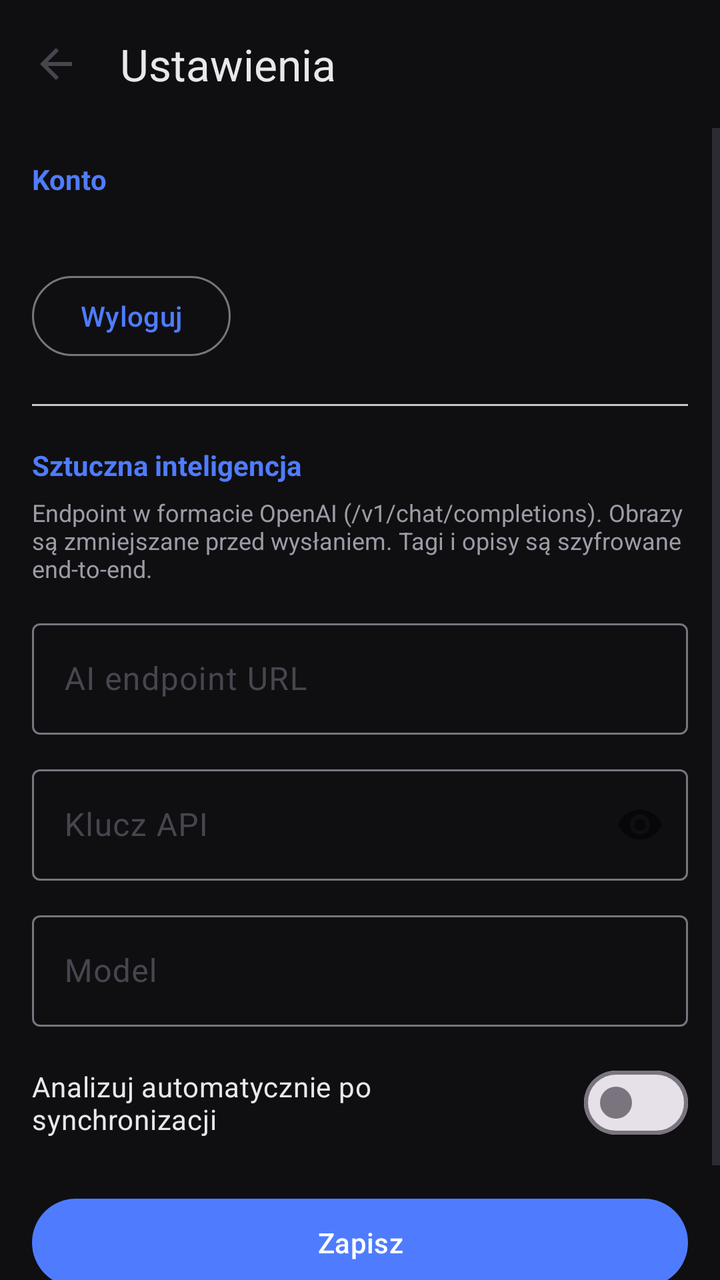
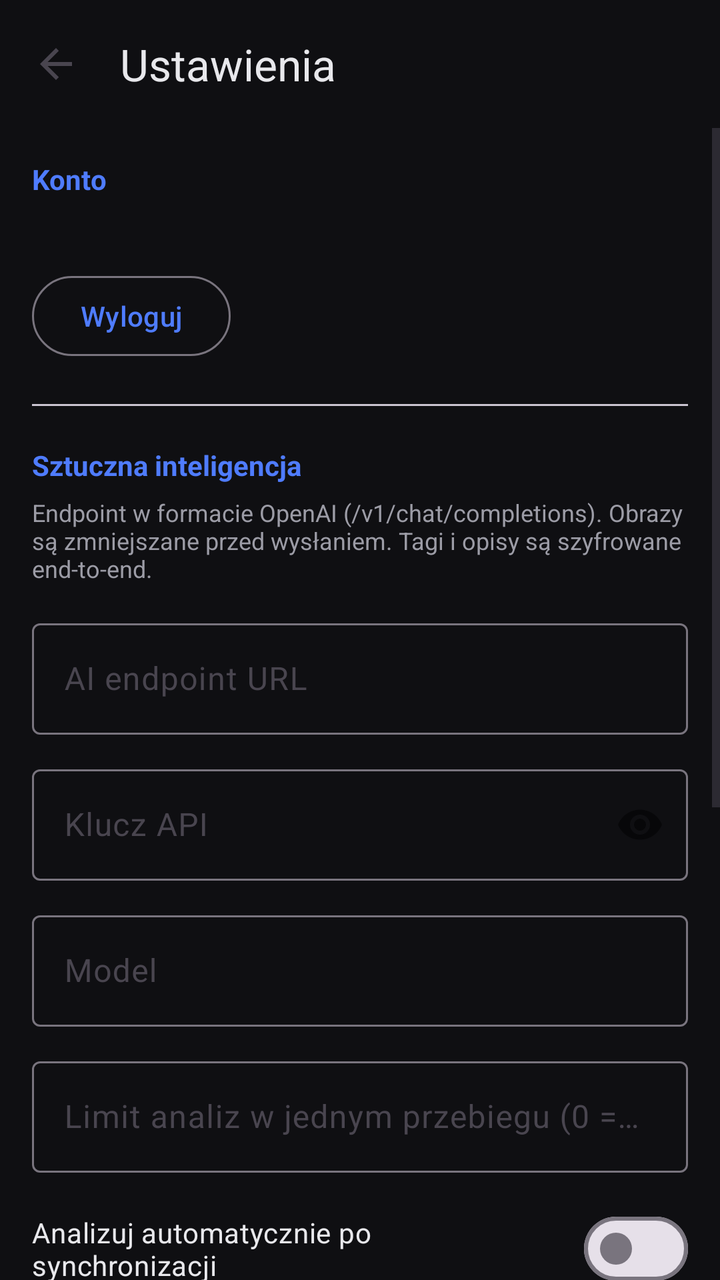

An Android layout rendered at two revisions. The XML below is the earlier revision; the diff shows what the commit changed to produce the second picture.
<!-- AndroidManifest.xml: application theme Theme.Gallery -->
<!-- res/layout/activity_settings.xml -->
<?xml version="1.0" encoding="utf-8"?>
<LinearLayout xmlns:android="http://schemas.android.com/apk/res/android"
    xmlns:app="http://schemas.android.com/apk/res-auto"
    android:id="@+id/settingsRoot"
    android:layout_width="match_parent"
    android:layout_height="match_parent"
    android:orientation="vertical">

    <com.google.android.material.appbar.MaterialToolbar
        android:id="@+id/toolbar"
        android:layout_width="match_parent"
        android:layout_height="?attr/actionBarSize"
        app:navigationIcon="?attr/homeAsUpIndicator"
        app:title="@string/settings_title"
        app:titleTextColor="@color/text"/>

    <ScrollView
        android:layout_width="match_parent"
        android:layout_height="match_parent">

        <LinearLayout
            android:layout_width="match_parent"
            android:layout_height="wrap_content"
            android:orientation="vertical"
            android:padding="16dp">

            
            <TextView
                android:layout_width="wrap_content"
                android:layout_height="wrap_content"
                android:text="@string/settings_account"
                android:textColor="@color/accent"
                android:textSize="14sp"
                android:textStyle="bold"/>

            <TextView
                android:id="@+id/accountInfo"
                android:layout_width="match_parent"
                android:layout_height="wrap_content"
                android:layout_marginTop="8dp"
                android:textColor="@color/text"
                android:textSize="14sp"/>

            <com.google.android.material.button.MaterialButton
                android:id="@+id/logoutButton"
                style="@style/Widget.Material3.Button.OutlinedButton"
                android:layout_width="wrap_content"
                android:layout_height="wrap_content"
                android:layout_marginTop="8dp"
                android:text="@string/settings_logout"/>

            <com.google.android.material.divider.MaterialDivider
                android:layout_width="match_parent"
                android:layout_height="wrap_content"
                android:layout_marginVertical="20dp"/>

            
            <TextView
                android:layout_width="wrap_content"
                android:layout_height="wrap_content"
                android:text="@string/settings_ai"
                android:textColor="@color/accent"
                android:textSize="14sp"
                android:textStyle="bold"/>

            <TextView
                android:layout_width="match_parent"
                android:layout_height="wrap_content"
                android:layout_marginTop="6dp"
                android:text="@string/settings_ai_hint"
                android:textColor="@color/text_dim"
                android:textSize="12sp"/>

            <com.google.android.material.textfield.TextInputLayout
                android:layout_width="match_parent"
                android:layout_height="wrap_content"
                android:layout_marginTop="14dp"
                android:hint="@string/settings_ai_url">
                <com.google.android.material.textfield.TextInputEditText
                    android:id="@+id/aiUrlInput"
                    android:layout_width="match_parent"
                    android:layout_height="wrap_content"
                    android:inputType="textUri"/>
            </com.google.android.material.textfield.TextInputLayout>

            <com.google.android.material.textfield.TextInputLayout
                android:layout_width="match_parent"
                android:layout_height="wrap_content"
                android:layout_marginTop="12dp"
                android:hint="@string/settings_ai_key"
                app:passwordToggleEnabled="true">
                <com.google.android.material.textfield.TextInputEditText
                    android:id="@+id/aiKeyInput"
                    android:layout_width="match_parent"
                    android:layout_height="wrap_content"
                    android:inputType="textPassword"/>
            </com.google.android.material.textfield.TextInputLayout>

            <com.google.android.material.textfield.TextInputLayout
                android:layout_width="match_parent"
                android:layout_height="wrap_content"
                android:layout_marginTop="12dp"
                android:hint="@string/settings_ai_model">
                <com.google.android.material.textfield.TextInputEditText
                    android:id="@+id/aiModelInput"
                    android:layout_width="match_parent"
                    android:layout_height="wrap_content"
                    android:inputType="text"/>
            </com.google.android.material.textfield.TextInputLayout>

            <com.google.android.material.materialswitch.MaterialSwitch
                android:id="@+id/aiAutoSwitch"
                android:layout_width="match_parent"
                android:layout_height="wrap_content"
                android:layout_marginTop="14dp"
                android:text="@string/settings_ai_auto"
                android:textColor="@color/text"/>

            <com.google.android.material.button.MaterialButton
                android:id="@+id/saveButton"
                android:layout_width="match_parent"
                android:layout_height="52dp"
                android:layout_marginTop="20dp"
                android:text="@string/settings_save"/>

            <TextView
                android:id="@+id/versionInfo"
                android:layout_width="match_parent"
                android:layout_height="wrap_content"
                android:layout_marginTop="24dp"
                android:gravity="center"
                android:textColor="@color/text_dim"
                android:textSize="12sp"/>
        </LinearLayout>
    </ScrollView>
</LinearLayout>
<!-- resources referenced by this layout -->
<resources>
  <color name="accent">#4F7CFF</color>
  <color name="text">#E8E8EC</color>
  <color name="text_dim">#9C9CA6</color>
  <string name="settings_account">Konto</string>
  <string name="settings_ai">Sztuczna inteligencja</string>
  <string name="settings_ai_auto">Analizuj automatycznie po synchronizacji</string>
  <string name="settings_ai_hint">Endpoint w formacie OpenAI (/v1/chat/completions). Obrazy są zmniejszane przed wysłaniem. Tagi i opisy są szyfrowane end-to-end.</string>
  <string name="settings_ai_key">Klucz API</string>
  <string name="settings_ai_model">Model</string>
  <string name="settings_ai_url">AI endpoint URL</string>
  <string name="settings_logout">Wyloguj</string>
  <string name="settings_save">Zapisz</string>
  <string name="settings_title">Ustawienia</string>
  <style name="Theme.Gallery" parent="Theme.Material3.DayNight.NoActionBar">
          <item name="colorPrimary">@color/accent</item>
          <item name="colorOnPrimary">@color/white</item>
          <item name="colorPrimaryContainer">@color/accent_dim</item>
          <item name="colorOnPrimaryContainer">@color/white</item>
          <item name="android:colorBackground">@color/bg</item>
          <item name="colorSurface">@color/surface</item>
          <item name="colorOnSurface">@color/text</item>
          <item name="colorSurfaceContainer">@color/surface_high</item>
          <item name="android:statusBarColor">@android:color/transparent</item>
          <item name="android:navigationBarColor">@android:color/transparent</item>
          <item name="android:windowLightStatusBar">false</item>
      </style>
  <color name="white">#FFFFFF</color>
  <color name="accent_dim">#2C3E73</color>
  <color name="bg">#0F0F12</color>
  <color name="surface">#18181C</color>
  <color name="surface_high">#222228</color>
</resources>

<!-- the commit's change to res/layout/activity_settings.xml (unified diff, before → after) -->
@@ -108,12 +108,69 @@
                     android:inputType="text"/>
             </com.google.android.material.textfield.TextInputLayout>
 
+
+            <com.google.android.material.textfield.TextInputLayout
+                android:layout_width="match_parent"
+                android:layout_height="wrap_content"
+                android:layout_marginTop="12dp"
+                android:hint="@string/settings_ai_limit">
+                <com.google.android.material.textfield.TextInputEditText
+                    android:id="@+id/aiLimitInput"
+                    android:layout_width="match_parent"
+                    android:layout_height="wrap_content"
+                    android:inputType="number"/>
+            </com.google.android.material.textfield.TextInputLayout>
+
             <com.google.android.material.materialswitch.MaterialSwitch
                 android:id="@+id/aiAutoSwitch"
                 android:layout_width="match_parent"
                 android:layout_height="wrap_content"
                 android:layout_marginTop="14dp"
                 android:text="@string/settings_ai_auto"
+                android:textColor="@color/text"/>
+
+
+            <com.google.android.material.divider.MaterialDivider
+                android:layout_width="match_parent"
+                android:layout_height="wrap_content"
+                android:layout_marginVertical="20dp"/>
+
+            <TextView
+                android:layout_width="wrap_content"
+                android:layout_height="wrap_content"
+                android:text="@string/settings_bg"
+                android:textColor="@color/accent"
+                android:textSize="14sp"
+                android:textStyle="bold"/>
+
+            <TextView
+                android:layout_width="match_parent"
+                android:layout_height="wrap_content"
+                android:layout_marginTop="6dp"
+                android:text="@string/settings_bg_hint"
+                android:textColor="@color/text_dim"
+                android:textSize="12sp"/>
+
+            <com.google.android.material.materialswitch.MaterialSwitch
+                android:id="@+id/bgSyncSwitch"
+                android:layout_width="match_parent"
+                android:layout_height="wrap_content"
+                android:layout_marginTop="10dp"
+                android:text="@string/settings_bg_enabled"
+                android:textColor="@color/text"/>
+
+            <com.google.android.material.materialswitch.MaterialSwitch
+                android:id="@+id/bgWifiSwitch"
+                android:layout_width="match_parent"
+                android:layout_height="wrap_content"
+                android:text="@string/settings_bg_wifi"
+                android:textColor="@color/text"/>
+
+            <com.google.android.material.materialswitch.MaterialSwitch
+                android:id="@+id/bgChargingSwitch"
+                android:layout_width="match_parent"
+                android:layout_height="wrap_content"
+                android:text="@string/settings_bg_charging"
                 android:textColor="@color/text"/>
 
             <com.google.android.material.button.MaterialButton
<!-- resource entries referenced after the edit -->
@@ -8,8 +8,14 @@
   <string name="settings_ai_auto">Analizuj automatycznie po synchronizacji</string>
   <string name="settings_ai_hint">Endpoint w formacie OpenAI (/v1/chat/completions). Obrazy są zmniejszane przed wysłaniem. Tagi i opisy są szyfrowane end-to-end.</string>
   <string name="settings_ai_key">Klucz API</string>
+  <string name="settings_ai_limit">Limit analiz w jednym przebiegu (0 = bez limitu)</string>
   <string name="settings_ai_model">Model</string>
   <string name="settings_ai_url">AI endpoint URL</string>
+  <string name="settings_bg">Synchronizacja w tle</string>
+  <string name="settings_bg_charging">Tylko podczas ładowania</string>
+  <string name="settings_bg_enabled">Włącz synchronizację w tle</string>
+  <string name="settings_bg_hint">Co ok. 3 godziny aplikacja po cichu zsynchronizuje nowe zdjęcia (sesja odblokowywana z Android Keystore, bez hasła).</string>
+  <string name="settings_bg_wifi">Tylko przez Wi-Fi</string>
   <string name="settings_logout">Wyloguj</string>
   <string name="settings_save">Zapisz</string>
   <string name="settings_title">Ustawienia</string>
